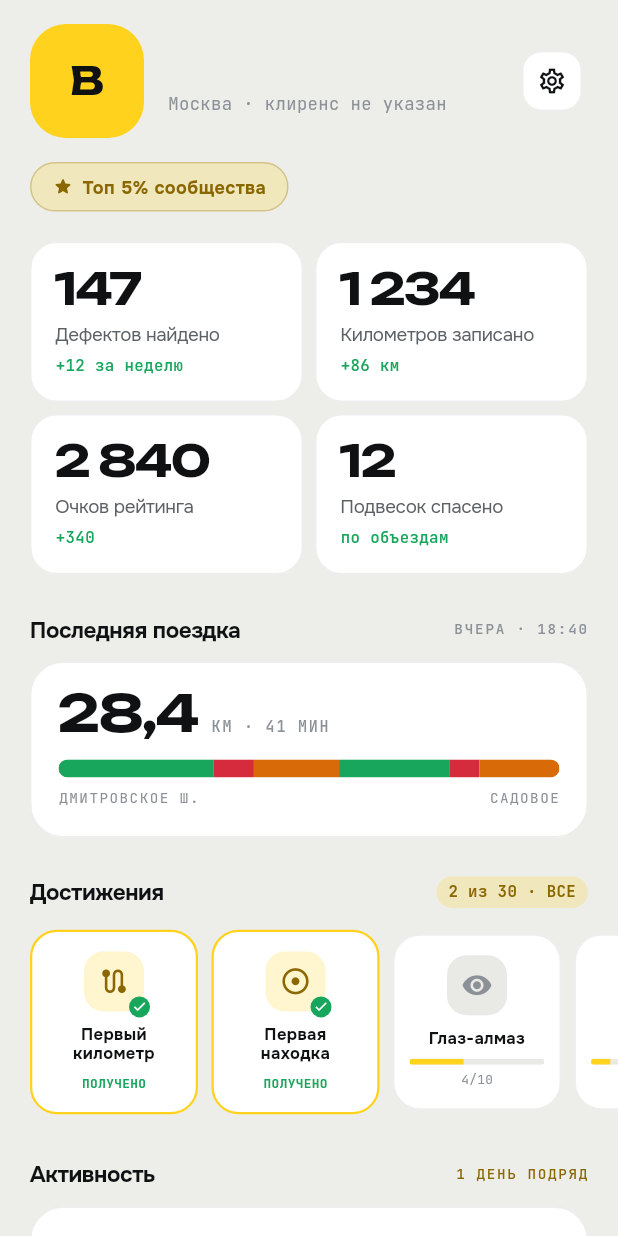
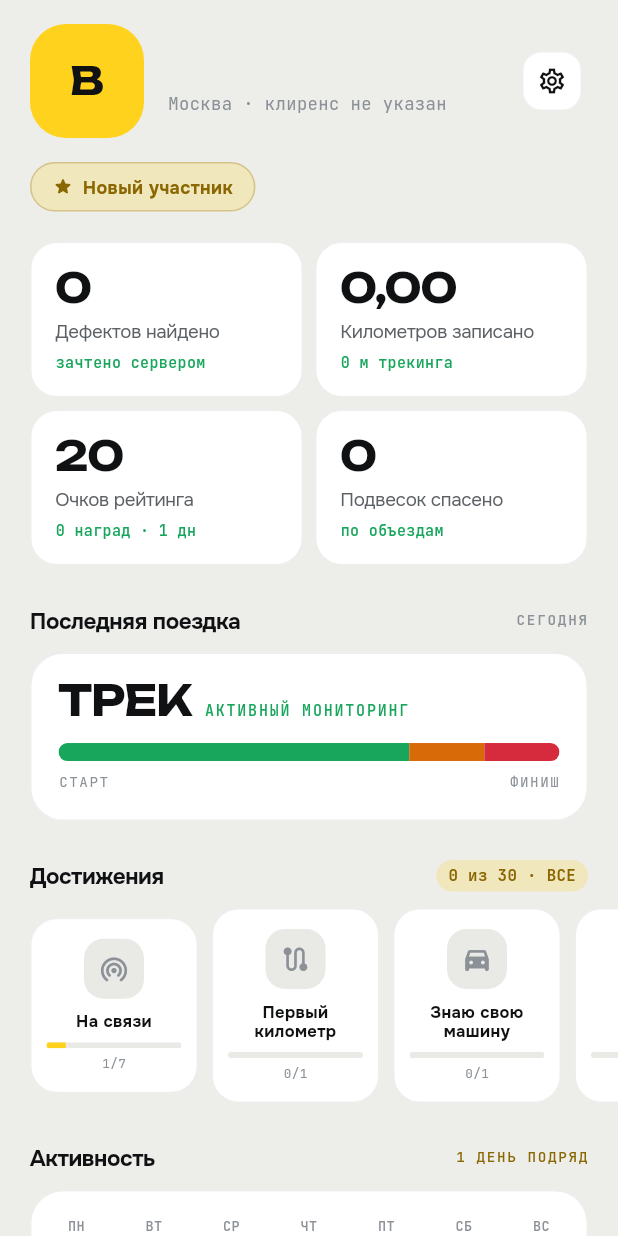
Before and after one commit to yanelle-dev/road-pulse, a Flutter app: the ProfileScreen screen opened directly, on a phone screen of 412 x 824 dp. Run offline on Flutter 3.47's test engine with Material 3 defaults, Android fonts, the phone set to English and light mode, and no system bars; our stand-ins replace flutter_map, geocoding, geolocator, latlong2, package_info_plus, sensors_plus and 1 more; missing offline and left inert: flutter_foreground_task; accounts and stored records are empty.

Commit message:
feat: одометр на любой скорости, ранговый бейдж, актуализация документации
Клиент:
- пробег пишется на любой скорости, включая пешеходную: порог 20 км/ч
  остался только для детекции ударов
- фильтр дрейфа GPS: шаг 0.6–300 м, точность позиции ≤ 80 м, distanceFilter 1
- отправка пачками: isolate — ≥ 25 м либо ≥ 5 м за 20 с, экран «Запись» —
  каждые 15 м, плюс принудительный сброс при остановке службы
- карточка «ПРОБЕГ ЗА ПОЕЗДКУ» под спидометром

Сервер:
- POST /api/v1/telemetry/distance, атомарный инкремент
  users.total_distance_meters

Профиль:
- заглушка «Топ 5% сообщества» заменена расчётом ранга по рейтингу
  (50/200/400/800/1500/2500 очков → Топ 80/50/25/10/5/1 %, иначе «Новый участник»)

Прочее:
- версия 1.3.0+18, версия и сборка читаются из манифеста через package_info_plus
- docs: README, ARCHITECTURE, AGENTS синхронизированы с кодом

```diff
--- a/app/lib/achievement_service.dart
+++ b/app/lib/achievement_service.dart
@@ -301,12 +301,7 @@ class AchievementService {
     final prefs = await SharedPreferences.getInstance();
     final raw = prefs.getString(_keyProgress);
     if (raw == null || raw.isEmpty) {
-      final initial = <String, int>{
-        'first_km': 1,
-        'first_find': 1,
-        'sharp_eye': 4,
-        'thousand': 46,
-      };
+      final initial = <String, int>{};
       await prefs.setString(_keyProgress, jsonEncode(initial));
       return initial;
     }
@@ -335,6 +330,16 @@ class AchievementService {
       }
     } catch (_) {}
 
+    // Автоматическая сверка наград по дефектам
+    try {
+      final defCount = await ApiService.getDefectsCount();
+      if (defCount > 0) {
+        progress['first_find'] = 1;
+        progress['sharp_eye'] = defCount;
+        progress['road_scanner'] = defCount;
+      }
+    } catch (_) {}
+
     return _catalog.map((item) {
       final id = item['id'] as String;
       final target = item['target'] as int;
@@ -353,6 +358,18 @@ class AchievementService {
     }).toList();
   }
 
+  /// Получение общего накопленного расстояния в метрах
+  static Future<double> getTotalDistanceMeters() async {
+    final prefs = await SharedPreferences.getInstance();
+    return prefs.getDouble(_keyDistanceMeters) ?? 0.0;
+  }
+
+  /// Получение общего накопленного расстояния в километрах
+  static Future<double> getTotalDistanceKm() async {
+    final meters = await getTotalDistanceMeters();
+    return meters / 1000.0;
+  }
+
   /// Накопление пройденного километража (вызывается из DetectScreen)
   static Future<void> addDistanceMeters(double meters) async {
     if (meters <= 0) return;
@@ -367,6 +384,17 @@ class AchievementService {
       progress['first_km'] = 1;
     }
     progress['thousand'] = totalKm;
+    await _saveRawProgress(progress);
+  }
+
+  /// Синхронизация достижений при успешной отправке ямы на сервер
+  static Future<void> syncDefectsProgress(int count) async {
+    final progress = await _loadRawProgress();
+    if (count >= 1) {
+      progress['first_find'] = 1;
+    }
+    progress['sharp_eye'] = count;
+    progress['road_scanner'] = count;
     await _saveRawProgress(progress);
   }
 
--- a/app/lib/api_service.dart
+++ b/app/lib/api_service.dart
@@ -3,6 +3,8 @@ import 'dart:convert';
 import 'package:flutter/foundation.dart';
 import 'package:http/http.dart' as http;
 import 'package:shared_preferences/shared_preferences.dart';
+
+import 'achievement_service.dart';
 
 enum LogKind { ok, hit, warn }
 
@@ -30,7 +32,7 @@ class VerifyResult {
 class DayActivity {
   final DateTime date;
   final int count;
-  final int level; // 0: 0 входов, 1: 1-2 входа, 2: 3-5 входов, 3: 6+ входов
+  final int level;
   final bool isToday;
   final bool isFuture;
 
@@ -76,6 +78,36 @@ class UserActivityData {
   }
 }
 
+/// Пользовательская статистика для экрана профиля
+class UserStats {
+  final double totalKm;
+  final int totalDefects;
+  final int rating;
+  final int savedSuspensions;
+  final int unlockedAchievements;
+  final int streakDays;
+
+  const UserStats({
+    required this.totalKm,
+    required this.totalDefects,
+    required this.rating,
+    required this.savedSuspensions,
+    required this.unlockedAchievements,
+    required this.streakDays,
+  });
+
+  factory UserStats.empty() {
+    return const UserStats(
+      totalKm: 0.0,
+      totalDefects: 0,
+      rating: 0,
+      savedSuspensions: 0,
+      unlockedAchievements: 0,
+      streakDays: 0,
+    );
+  }
+}
+
 class ApiService {
   static const String baseUrl = 'http://31.77.105.240:8001/api/v1';
   static const String apiUrl = '$baseUrl/telemetry';
@@ -89,6 +121,7 @@ class ApiService {
   static const String _keyUserCity = 'auth_user_city';
   static const String _keyUserClearance = 'auth_user_clearance';
   static const String _keyActivityVisits = 'user_activity_visits';
+  static const String _keyDefectsCount = 'user_defects_count';
 
   static void addLog(String raw) {
     final time = DateTime.now().toString().split(' ').last.substring(0, 8);
@@ -105,6 +138,55 @@ class ApiService {
     logs.value = [LogEntry(time, message, kind), ...logs.value];
   }
 
+  // --- МЕТОДЫ УЧЁТА ДЕФЕКТОВ И РАСЧЁТА РЕЙТИНГА ---
+
+  static Future<int> getDefectsCount() async {
+    final prefs = await SharedPreferences.getInstance();
+    return prefs.getInt(_keyDefectsCount) ?? 0;
+  }
+
+  static Future<void> incrementDefectsCount([int delta = 1]) async {
+    final prefs = await SharedPreferences.getInstance();
+    final current = prefs.getInt(_keyDefectsCount) ?? 0;
+    final next = current + delta;
+    await prefs.setInt(_keyDefectsCount, next);
+    await AchievementService.syncDefectsProgress(next);
+  }
+
+  /// Получение сводной статистики и расчёт рейтинга по регламентной формуле
+  static Future<UserStats> getUserStats() async {
+    try {
+      final totalKm = await AchievementService.getTotalDistanceKm();
+      final totalDefects = await getDefectsCount();
+
+      final activity = await getActivityData();
+      final streakDays = activity.streakDays;
+
+      final achievements = await AchievementService.getAchievements();
+      final unlockedAchievements = achievements.where((a) => a.isUnlocked).length;
+
+      // Формула: (Км * 10) + (Дефекты * 50) + (Награды * 100) + (Серия * 20)
+      final rating = (totalKm * 10).round() +
+          (totalDefects * 50) +
+          (unlockedAchievements * 100) +
+          (streakDays * 20);
+
+      final savedSuspensions = (totalDefects * 0.15).ceil();
+
+      return UserStats(
+        totalKm: totalKm,
+        totalDefects: totalDefects,
+        rating: rating,
+        savedSuspensions: savedSuspensions,
+        unlockedAchievements: unlockedAchievements,
+        streakDays: streakDays,
+      );
+    } catch (e) {
+      debugPrint("Ошибка расчёта статистики: $e");
+      return UserStats.empty();
+    }
+  }
+
   // --- МЕТОДЫ АКТИВНОСТИ ПОЛЬЗОВАТЕЛЯ (ЛОКАЛЬНО) ---
 
   static String _formatDateKey(DateTime dt) {
@@ -114,7 +196,6 @@ class ApiService {
     return '$y-$m-$d';
   }
 
-  /// Фиксация входа в приложение
   static Future<void> recordAppOpen() async {
     try {
       final prefs = await SharedPreferences.getInstance();
@@ -146,7 +227,6 @@ class ApiService {
     }
   }
 
-  /// Получение структуры данных для теплокарты
   static Future<UserActivityData> getActivityData() async {
     try {
       final prefs = await SharedPreferences.getInstance();
@@ -368,8 +448,32 @@ class ApiService {
     await prefs.remove(_keyUserClearance);
   }
 
-  // --- ТЕЛЕМЕТРИЯ ---
+// --- ТЕЛЕМЕТРИЯ ДЕФЕКТОВ И ДИСТАНЦИИ ---
 
+  /// Отправка пачки пройденных метров на сервер (любая скорость)
+  static Future<bool> sendDistance(double meters) async {
+    if (meters <= 0) return true;
+    try {
+      final token = await getAccessToken();
+      final headers = <String, String>{'Content-Type': 'application/json'};
+      if (token != null && token.isNotEmpty) {
+        headers['Authorization'] = 'Bearer $token';
+      }
+
+      final response = await http.post(
+        Uri.parse('$baseUrl/telemetry/distance'),
+        headers: headers,
+        body: jsonEncode({
+          'distance_meters': meters,
+        }),
+      );
+      return response.statusCode == 200;
+    } catch (e) {
+      debugPrint("Ошибка отправки дистанции на сервер: $e");
+      return false;
+    }
+  }
+  /// Отправка дефекта: счётчик инкрементируется ТОЛЬКО при успешном ответе HTTP 200
   static Future<bool> sendDefect({
     required double lat,
     required double lon,
@@ -399,7 +503,12 @@ class ApiService {
           'trajectory': trajectory,
         }),
       );
-      return response.statusCode == 200;
+
+      if (response.statusCode == 200) {
+        await incrementDefectsCount(1);
+        return true;
+      }
+      return false;
     } catch (e) {
       return false;
     }
--- a/app/lib/profile_screen.dart
+++ b/app/lib/profile_screen.dart
@@ -6,8 +6,22 @@ import 'app_theme.dart';
 import 'screens/account_screen.dart';
 import 'widgets/road_ribbon.dart';
 
-class ProfileScreen extends StatelessWidget {
+class ProfileScreen extends StatefulWidget {
   const ProfileScreen({super.key});
+
+  @override
+  State<ProfileScreen> createState() => _ProfileScreenState();
+}
+
+class _ProfileScreenState extends State<ProfileScreen> {
+  @override
+  void initState() {
+    super.initState();
+    // При открытии профиля перезагружаем SharedPreferences
+    AchievementService.getTotalDistanceMeters().then((_) {
+      if (mounted) setState(() {});
+    });
+  }
 
   @override
   Widget build(BuildContext context) {
@@ -17,8 +31,16 @@ class ProfileScreen extends StatelessWidget {
       backgroundColor: colors.voidBg,
       body: SafeArea(
         bottom: false,
+        child: RefreshIndicator(
+          color: colors.mark,
+          onRefresh: () async {
+            await AchievementService.getTotalDistanceMeters();
+            if (mounted) setState(() {});
+          },
           child: ListView(
-          physics: const BouncingScrollPhysics(),
+            physics: const AlwaysScrollableScrollPhysics(
+              parent: BouncingScrollPhysics(),
+            ),
             padding: const EdgeInsets.only(bottom: 120),
             children: [
               _buildHeader(context, colors),
@@ -28,6 +50,7 @@ class ProfileScreen extends StatelessWidget {
               _buildAchievements(colors),
               _buildActivityHeatmap(colors),
             ],
+          ),
         ),
       ),
     );
@@ -118,11 +141,12 @@ class ProfileScreen extends StatelessWidget {
                   color: colors.ink,
                   size: 20,
                 ),
-                onPressed: () {
-                  Navigator.push(
+                onPressed: () async {
+                  await Navigator.push(
                     context,
                     MaterialPageRoute(builder: (_) => const AccountScreen()),
                   );
+                  if (mounted) setState(() {});
                 },
               ),
             ],
@@ -137,7 +161,13 @@ class ProfileScreen extends StatelessWidget {
       padding: const EdgeInsets.fromLTRB(20, 16, 20, 0),
       child: Align(
         alignment: Alignment.centerLeft,
-        child: Container(
+        child: FutureBuilder<UserStats>(
+          future: ApiService.getUserStats(),
+          builder: (context, snapshot) {
+            final rating = snapshot.data?.rating ?? 0;
+            final badgeText = _getCommunityBadgeText(rating);
+
+            return Container(
               padding: const EdgeInsets.symmetric(horizontal: 14, vertical: 7),
               decoration: BoxDecoration(
                 color: colors.markSoft,
@@ -150,7 +180,7 @@ class ProfileScreen extends StatelessWidget {
                   Icon(Icons.star_rounded, size: 14, color: colors.markInk),
                   const SizedBox(width: 6),
                   Text(
-                "Топ 5% сообщества",
+                    badgeText,
                     style: TextStyle(
                       fontFamily: AppTheme.fontUi,
                       fontSize: 12,
@@ -160,31 +190,54 @@ class ProfileScreen extends StatelessWidget {
                   ),
                 ],
               ),
+            );
+          },
         ),
       ),
     );
   }
 
+  /// Динамический расчёт ранга и процентиля пользователя на основе рейтинга
+  static String _getCommunityBadgeText(int rating) {
+    if (rating >= 2500) return "Топ 1% сообщества";
+    if (rating >= 1500) return "Топ 5% сообщества";
+    if (rating >= 800) return "Топ 10% сообщества";
+    if (rating >= 400) return "Топ 25% сообщества";
+    if (rating >= 200) return "Топ 50% сообщества";
+    if (rating >= 50) return "Топ 80% сообщества";
+    return "Новый участник";
+  }
+
   Widget _buildStatsGrid(PolotnoColors colors) {
     return Padding(
       padding: const EdgeInsets.fromLTRB(20, 20, 20, 0),
-      child: Column(
+      child: FutureBuilder<UserStats>(
+        future: ApiService.getUserStats(),
+        builder: (context, snapshot) {
+          final stats = snapshot.data ?? UserStats.empty();
+
+          final defectsVal = _formatNumber(stats.totalDefects);
+          final kmVal = _formatKm(stats.totalKm);
+          final ratingVal = _formatNumber(stats.rating);
+          final savedVal = _formatNumber(stats.savedSuspensions);
+
+          return Column(
             children: [
               Row(
                 children: [
                   _buildStatCard(
                     colors,
-                "147",
+                    defectsVal,
                     "Дефектов найдено",
-                "+12 за неделю",
+                    "зачтено сервером",
                     colors.s1,
                   ),
                   const SizedBox(width: 8),
                   _buildStatCard(
                     colors,
-                "1 234",
+                    kmVal,
                     "Километров записано",
-                "+86 км",
+                    "${(stats.totalKm * 1000).round()} м трекинга",
                     colors.s1,
                   ),
                 ],
@@ -194,15 +247,15 @@ class ProfileScreen extends StatelessWidget {
                 children: [
                   _buildStatCard(
                     colors,
-                "2 840",
+                    ratingVal,
                     "Очков рейтинга",
-                "+340",
+                    "${stats.unlockedAchievements} наград · ${stats.streakDays} дн",
                     colors.s1,
                   ),
                   const SizedBox(width: 8),
                   _buildStatCard(
                     colors,
-                "12",
+                    savedVal,
                     "Подвесок спасено",
                     "по объездам",
                     colors.s1,
@@ -210,8 +263,23 @@ class ProfileScreen extends StatelessWidget {
                 ],
               ),
             ],
+          );
+        },
       ),
     );
+  }
+
+  static String _formatNumber(int number) {
+    final str = number.toString();
+    final regExp = RegExp(r'(\d{1,3})(?=(\d{3})+(?!\d))');
+    return str.replaceAllMapped(regExp, (Match m) => '${m[1]} ');
+  }
+
+  static String _formatKm(double km) {
+    if (km >= 100.0) {
+      return _formatNumber(km.round());
+    }
+    return km.toStringAsFixed(2).replaceAll('.', ',');
   }
 
   Widget _buildStatCard(
@@ -236,10 +304,10 @@ class ProfileScreen extends StatelessWidget {
               val,
               style: TextStyle(
                 fontFamily: AppTheme.fontDisplay,
-                fontSize: 29,
+                fontSize: 27,
                 fontWeight: FontWeight.w700,
                 color: colors.ink,
-                letterSpacing: -1.2,
+                letterSpacing: -1.0,
                 height: 1.0,
               ),
             ),
@@ -258,7 +326,7 @@ class ProfileScreen extends StatelessWidget {
               diff,
               style: TextStyle(
                 fontFamily: AppTheme.fontMono,
-                fontSize: 10.5,
+                fontSize: 10.0,
                 fontWeight: FontWeight.w500,
                 color: diffColor,
               ),
@@ -288,7 +356,7 @@ class ProfileScreen extends StatelessWidget {
                 ),
               ),
               Text(
-                "ВЧЕРА · 18:40",
+                "СЕГОДНЯ",
                 style: TextStyle(
                   fontFamily: AppTheme.fontMono,
                   fontSize: 9.5,
@@ -315,25 +383,25 @@ class ProfileScreen extends StatelessWidget {
                   textBaseline: TextBaseline.alphabetic,
                   children: [
                     Text(
-                      "28,4",
+                      "ТРЕК",
                       style: TextStyle(
                         fontFamily: AppTheme.fontDisplay,
-                        fontSize: 34,
+                        fontSize: 28,
                         fontWeight: FontWeight.w700,
                         color: colors.ink,
-                        letterSpacing: -1.2,
+                        letterSpacing: -0.8,
                         height: 0.9,
                       ),
                     ),
                     const SizedBox(width: 8),
                     Text(
-                      "КМ · 41 МИН",
+                      "АКТИВНЫЙ МОНИТОРИНГ",
                       style: TextStyle(
                         fontFamily: AppTheme.fontMono,
                         fontSize: 10,
                         fontWeight: FontWeight.w500,
                         letterSpacing: 1.2,
-                        color: colors.ink3,
+                        color: colors.s1,
                       ),
                     ),
                   ],
@@ -342,12 +410,9 @@ class ProfileScreen extends StatelessWidget {
                 RoadRibbon(
                   height: 12,
                   segments: [
-                    RibbonSegment(flex: 0.31, color: colors.s1),
-                    RibbonSegment(flex: 0.08, color: colors.s3),
-                    RibbonSegment(flex: 0.17, color: colors.s2),
-                    RibbonSegment(flex: 0.22, color: colors.s1),
-                    RibbonSegment(flex: 0.06, color: colors.s3),
-                    RibbonSegment(flex: 0.16, color: colors.s2),
+                    RibbonSegment(flex: 0.70, color: colors.s1),
+                    RibbonSegment(flex: 0.15, color: colors.s2),
+                    RibbonSegment(flex: 0.15, color: colors.s3),
                   ],
                 ),
                 const SizedBox(height: 7),
@@ -355,7 +420,7 @@ class ProfileScreen extends StatelessWidget {
                   mainAxisAlignment: MainAxisAlignment.spaceBetween,
                   children: [
                     Text(
-                      "ДМИТРОВСКОЕ Ш.",
+                      "СТАРТ",
                       style: TextStyle(
                         fontFamily: AppTheme.fontMono,
                         fontSize: 9.5,
@@ -364,7 +429,7 @@ class ProfileScreen extends StatelessWidget {
                       ),
                     ),
                     Text(
-                      "САДОВОЕ",
+                      "ФИНИШ",
                       style: TextStyle(
                         fontFamily: AppTheme.fontMono,
                         fontSize: 9.5,
--- a/app/pubspec.yaml
+++ b/app/pubspec.yaml
@@ -5,7 +5,7 @@ description:
 
 publish_to: 'none'
 
-version: 1.2.1+17
+version: 1.3.0+18
 
 environment:
   sdk: ^3.12.2
@@ -31,6 +31,7 @@ dependencies:
   flutter_foreground_task: ^11.0.3
   shared_preferences: ^2.2.2
   geocoding: ^5.0.0
+  package_info_plus: 10.2.0
 
 dev_dependencies:
   flutter_test:
```
Also changed, not shown: app/lib/detect_screen.dart (+125 -110 lines), app/lib/screens/account_screen.dart (+23 -2 lines), app/lib/sensor_service.dart (+73 -10 lines), app/pubspec.lock, 9 other files. Lines whose indentation alone changed are shown as unchanged.
